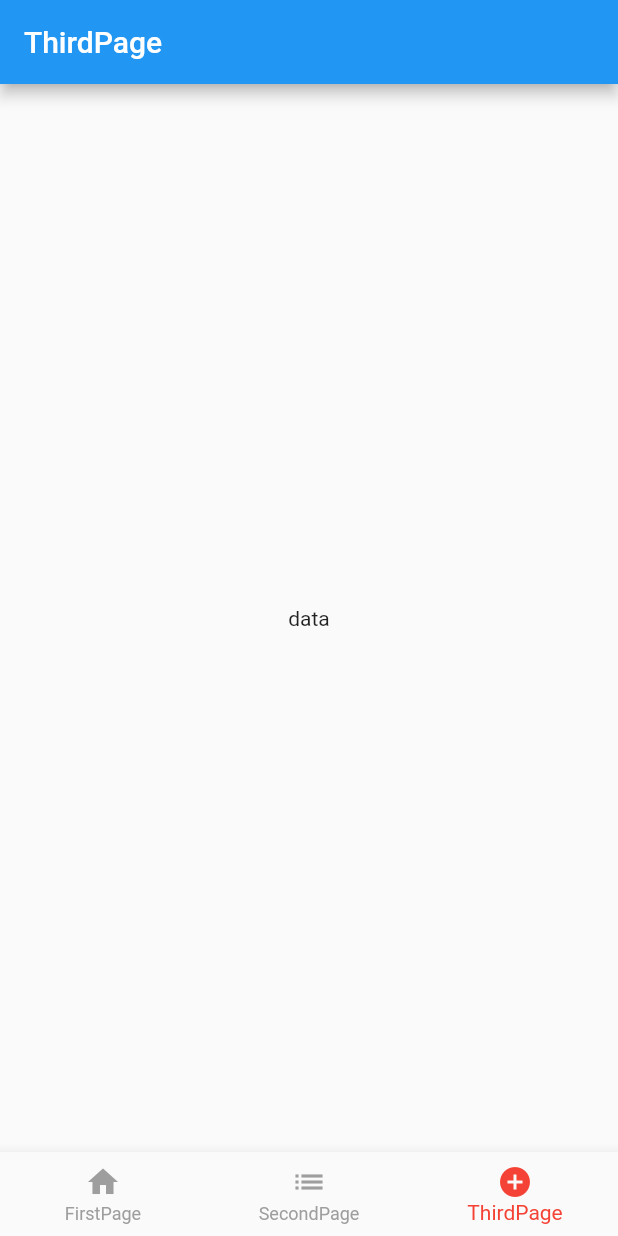
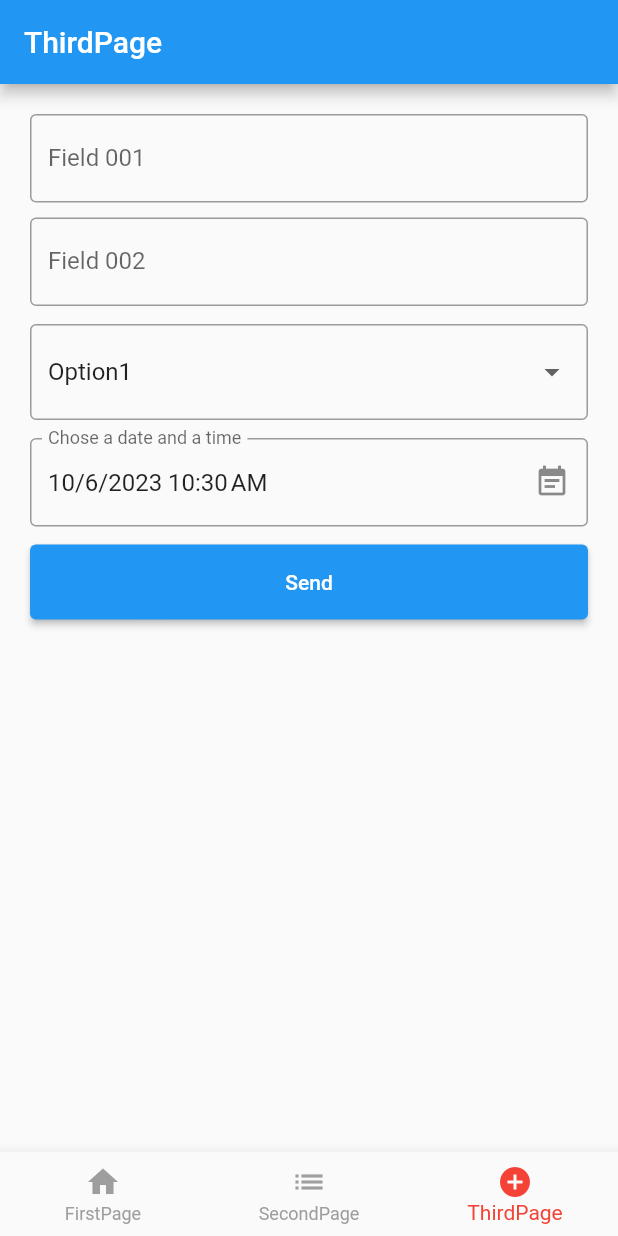
Before and after one commit to MattAzerty/MyFlutterChatApp, a Flutter app: the screen it shows after launch, item 3 of the bottom bar chosen, on a phone screen of 412 x 824 dp. Run offline on Flutter 3.47's test engine with Material 2 defaults, Android fonts, the phone set to English and light mode, and no system bars; drawn by our look-alikes of date_field; our stand-ins replace flutter_svg.

Commit message:
Form and fields

```diff
--- a/lib/pages/third_page.dart
+++ b/lib/pages/third_page.dart
@@ -1,14 +1,141 @@
 
-
+import 'package:date_field/date_field.dart';
 import 'package:flutter/material.dart';
 
-class ThirdPage extends StatelessWidget {
+class ThirdPage extends StatefulWidget {
   const ThirdPage({super.key});
 
   @override
+  State<ThirdPage> createState() => _ThirdPageState();
+}
+
+class _ThirdPageState extends State<ThirdPage> {
+
+  final _formKey = GlobalKey<FormState>();
+
+  final field1Controller = TextEditingController();
+  final field2Controller = TextEditingController();
+  String selectedOptionDropDownMenu = 'option1';
+  DateTime selectedDateTime = DateTime.now();
+
+  @override
+  void dispose() {
+    super.dispose();
+    field1Controller.dispose();
+    field2Controller.dispose();
+  }
+
+  @override
   Widget build(BuildContext context) {
-    return Center(
-       child: Text("data") ,
+    return Container(
+      margin: EdgeInsets.all(20),
+      child: Form(
+        key: _formKey,
+          child: Column(
+            children: [
+              TextFormField(
+                decoration: const InputDecoration(
+                  labelText: "Field 001",
+                  hintText: "Enter Field value here",
+                  border: OutlineInputBorder()
+                ),
+                validator: (value) {
+                  if (value == null || value.isEmpty) {
+                    return "Field empty";
+                  }
+                  return null;
+                },
+                controller: field1Controller,
+              ),
+              Padding(
+                padding: const EdgeInsets.only(top: 10),
+                child: TextFormField(
+                  decoration: const InputDecoration(
+                      labelText: "Field 002",
+                      hintText: "Enter Field value here",
+                      border: OutlineInputBorder()
+                  ),
+                  validator: (value) {
+                    if (value == null || value.isEmpty) {
+                      return "Field empty";
+                    }
+                    return null;
+                  },
+                  controller: field2Controller,
+                ),
+              ),
+              Padding(
+                padding: const EdgeInsets.only(top: 12),
+                child: DropdownButtonFormField(
+                    items: const [
+                      DropdownMenuItem(value:'option1',child: Text("Option1")),
+                      DropdownMenuItem(value:'option2',child: Text("Option2")),
+                      DropdownMenuItem(value:'option3',child: Text("Option3")),
+
+                    ],
+                    decoration: const InputDecoration(
+                      border: OutlineInputBorder()
+                    ),
+                    value: selectedOptionDropDownMenu,
+                    onChanged: (value){
+                      setState(() {
+                        selectedOptionDropDownMenu = value!;
+                      });
+
+                    }
+                ),
+              ),
+              Padding(
+                padding: const EdgeInsets.only(top: 12),
+                child: DateTimeFormField(
+                  initialValue: selectedDateTime,
+                  decoration: const InputDecoration(
+                    hintStyle: TextStyle(color: Colors.black45),
+                    errorStyle: TextStyle(color: Colors.redAccent),
+                    border: OutlineInputBorder(),
+                    suffixIcon: Icon(Icons.event_note),
+                    labelText: 'Chose a date and a time',
+                  ),
+                  mode: DateTimeFieldPickerMode.dateAndTime,
+                  autovalidateMode: AutovalidateMode.always,
+                  validator: (e) => (e?.day ?? 0) == 1 ? 'Please not the first day' : null,
+                  onDateSelected: (DateTime value) {
+                    setState(() {
+                      selectedDateTime = value;
+                    });
+                  },
+                ),
+              ),
+              Padding(
+                padding: const EdgeInsets.only(top: 12),
+                child: SizedBox(
+                  width: double.infinity,
+                  height: 50,
+                  child: ElevatedButton(
+                    onPressed: (){
+                      if (_formKey.currentState!.validate()){
+
+                        final field1 = field1Controller.text;
+                        final field2 = field2Controller.text;
+
+                        ScaffoldMessenger.of(context).showSnackBar(
+                            SnackBar(
+                                content: Text("Sending field1: $field1 & field2: $field2"
+                                    " & option: $selectedOptionDropDownMenu & dateTime: $selectedDateTime")
+                            )
+                        );
+                      }
+
+                      FocusScope.of(context).requestFocus(FocusNode());
+
+                    },
+                    child: const Text("Send"),
+                  ),
+                ),
+              )
+            ],
+          )
+      ),
     );
   }
 }
--- a/pubspec.yaml
+++ b/pubspec.yaml
@@ -31,6 +31,7 @@ dependencies:
   flutter:
     sdk: flutter
   flutter_svg: ^2.0.7
+  date_field: ^3.0.5
 
 
   # The following adds the Cupertino Icons font to your application.
```
Also changed, not shown: pubspec.lock.
